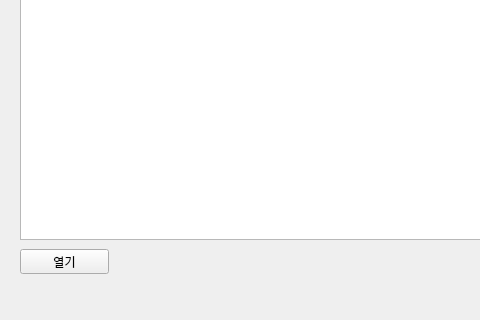
OOPTeam11/WONS, file mainwindow.ui: the form before one commit; both pictures show x 0 to 480 and y 388 to 708 of the 1362 by 708 pixel window.
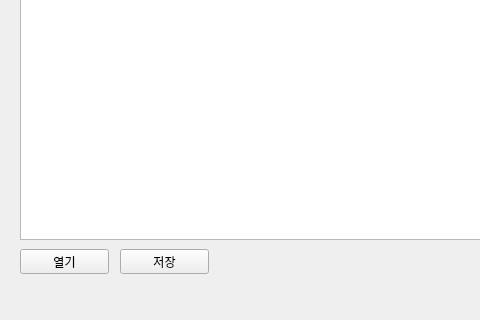
The form after the commit.

Commit message: add button to deco effect

```diff
--- a/mainwindow.ui
+++ b/mainwindow.ui
@@ -99,6 +99,19 @@
      <string>열기</string>
     </property>
    </widget>
+   <widget class="QPushButton" name="saveButton">
+    <property name="geometry">
+     <rect>
+      <x>120</x>
+      <y>620</y>
+      <width>89</width>
+      <height>25</height>
+     </rect>
+    </property>
+    <property name="text">
+     <string>저장</string>
+    </property>
+   </widget>
   </widget>
   <widget class="QStatusBar" name="statusBar"/>
   <widget class="QToolBar" name="mainToolBar">
```
The commit also changes 10 other files.
